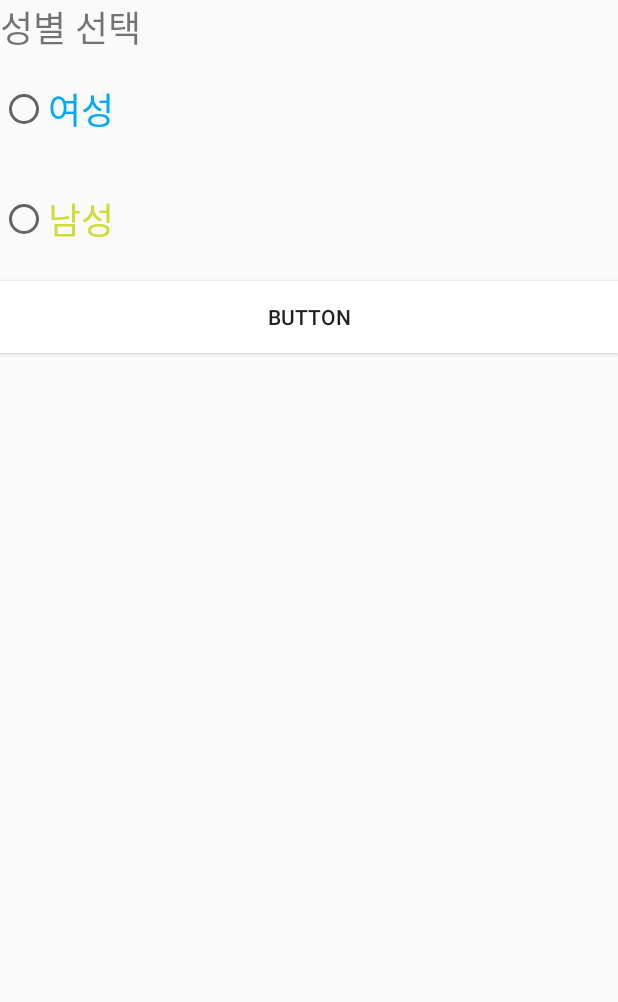
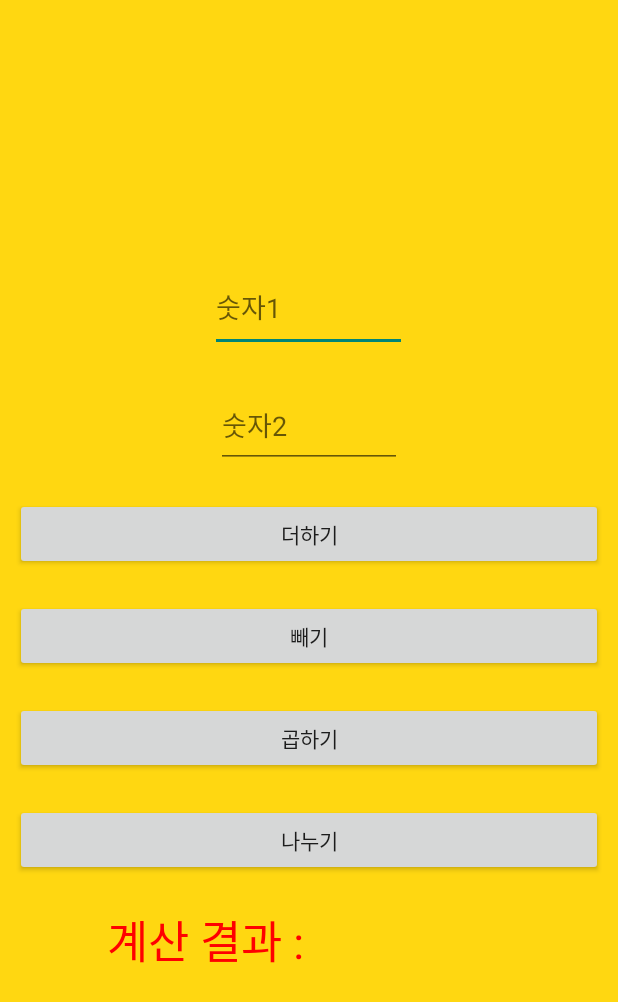
Before and after one commit to hayaboy/AndroidApp, an Android app: the screen it shows after launch (MainActivity), on a phone screen of 412 x 824 dp. Shown: the top 1002 px of the screen. Run offline under Robolectric (Android 15) with nearby library versions, the phone set to English and light mode, and no system bars.

Commit message:
4_24_로그인화면_계산기1

```diff
--- a/MyApp1_1/app/src/main/java/com/green/myapp1_1/MainActivity.kt
+++ b/MyApp1_1/app/src/main/java/com/green/myapp1_1/MainActivity.kt
@@ -1,17 +1,84 @@
 package com.green.myapp1_1
 
+import android.annotation.SuppressLint
 import android.os.Bundle
-import androidx.activity.enableEdgeToEdge
+import android.util.Log
+import android.widget.Button
+import android.widget.EditText
+import android.widget.TextView
 import androidx.appcompat.app.AppCompatActivity
-import androidx.core.view.ViewCompat
-import androidx.core.view.WindowInsetsCompat
+import java.lang.Double
+import kotlin.Any
+import kotlin.String
+import kotlin.toString
 
 class MainActivity : AppCompatActivity() {
+
+
+    lateinit var edit1: EditText;   lateinit var edit2 : EditText
+    lateinit var btnAdd : Button;   lateinit var btnSub : Button
+    lateinit var btnMul : Button;   lateinit var btnDiv : Button
+    lateinit var textResult : TextView
+    lateinit var num1:String;    lateinit var num2 : String
+    var result:Any?=null
+
+    @SuppressLint("MissingInflatedId")
+
     override fun onCreate(savedInstanceState: Bundle?) {
 
         super.onCreate(savedInstanceState)
 
-        setContentView(R.layout.activity_main)
+        setContentView(R.layout.activity_main3)
+
+        edit1 = findViewById<EditText>(R.id.Edit1)
+        edit2 = findViewById<EditText>(R.id.Edit2)
+        btnAdd = findViewById<Button>(R.id.BtnAdd)
+        btnSub = findViewById<Button>(R.id.BtnSub)
+        btnMul = findViewById<Button>(R.id.BtnMul)
+        btnDiv = findViewById<Button>(R.id.BtnDiv)
+        textResult = findViewById<TextView>(R.id.TextResult)
+
+        btnAdd.setOnTouchListener { view, motionEvent ->
+            num1= edit1.text.toString()
+            num2= edit2.text.toString()
+            result = Integer.parseInt(num1) + Integer.parseInt(num2)
+
+
+            textResult.text="Result는 " + result.toString()
+            false
+        }
+
+        btnSub.setOnTouchListener { view, motionEvent ->
+            num1= edit1.text.toString()
+            num2= edit2.text.toString()
+            result = Integer.parseInt(num1) - Integer.parseInt(num2)
+
+            textResult.text="Result는 " + result.toString()
+            false
+        }
+
+        btnMul.setOnTouchListener { view, motionEvent ->
+            num1= edit1.text.toString()
+            num2= edit2.text.toString()
+            result = Integer.parseInt(num1) * Integer.parseInt(num2)
+
+            textResult.text="Result는 " + result.toString()
+            false
+        }
+
+
+        btnDiv.setOnTouchListener { view, motionEvent ->
+            num1= edit1.text.toString()
+            num2= edit2.text.toString()
+            Log.i("multiply", num1)
+            Log.i("multiply", num2)
+            result = Double.parseDouble(num1) / Double.parseDouble(num2)
+
+//            String.format("%.2f", result)
+
+            textResult.text="Result는 " + String.format("%.2f", result)
+            false
+        }
 
     }
 }
--- /dev/null
+++ b/MyApp1_1/app/src/main/res/layout/activity_main3.xml
@@ -0,0 +1,62 @@
+<?xml version="1.0" encoding="utf-8"?>
+<LinearLayout xmlns:android="http://schemas.android.com/apk/res/android"
+    android:layout_width="match_parent"
+    android:layout_height="match_parent"
+    android:background="#FFD711"
+    android:gravity="center"
+    android:orientation="vertical">
+
+
+    <EditText
+        android:id="@+id/Edit1"
+        android:layout_width="131dp"
+        android:layout_height="60dp"
+        android:layout_margin="10dp"
+        android:hint="숫자1" />
+
+    <EditText
+        android:id="@+id/Edit2"
+        android:layout_width="124dp"
+        android:layout_height="57dp"
+        android:layout_margin="10dp"
+        android:hint="숫자2" />
+
+    <Button
+        android:id="@+id/BtnAdd"
+        android:layout_width="match_parent"
+        android:layout_height="wrap_content"
+        android:layout_margin="10dp"
+        android:text="더하기" />
+
+    <Button
+        android:id="@+id/BtnSub"
+        android:layout_width="match_parent"
+        android:layout_height="wrap_content"
+        android:layout_margin="10dp"
+        android:text="빼기" />
+
+    <Button
+        android:id="@+id/BtnMul"
+        android:layout_width="match_parent"
+        android:layout_height="wrap_content"
+        android:layout_margin="10dp"
+        android:text="곱하기" />
+
+    <Button
+        android:id="@+id/BtnDiv"
+        android:layout_width="match_parent"
+        android:layout_height="wrap_content"
+        android:layout_margin="10dp"
+        android:text="나누기" />
+
+
+    <TextView
+        android:id="@+id/TextResult"
+        android:layout_width="269dp"
+        android:layout_height="wrap_content"
+        android:layout_margin="10dp"
+        android:text="계산 결과 : "
+        android:textColor="#FF0000"
+        android:textSize="30dp" />
+
+        </LinearLayout>
```
